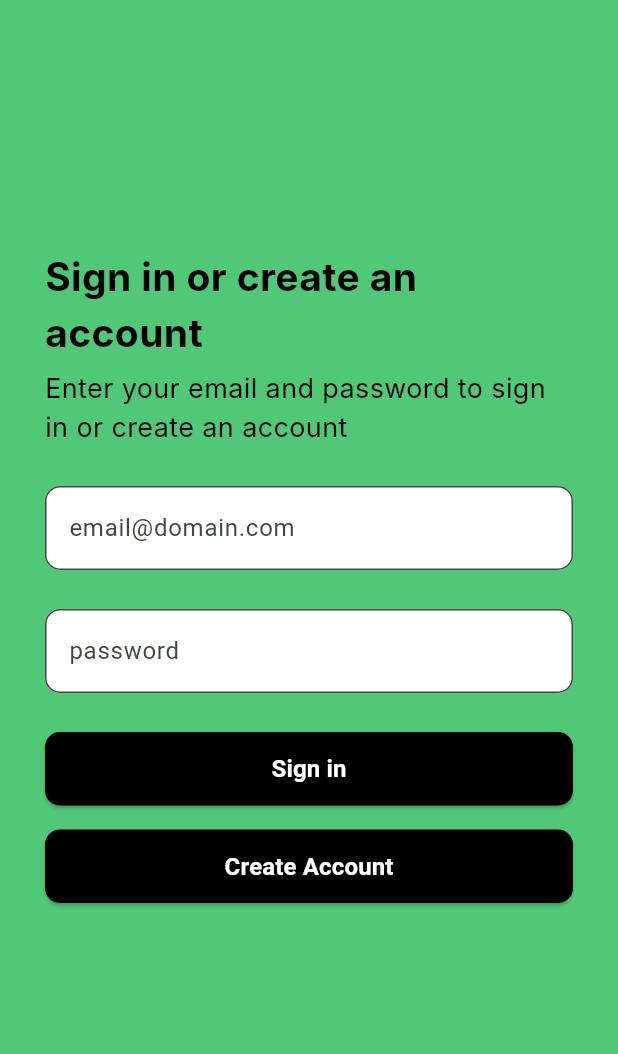
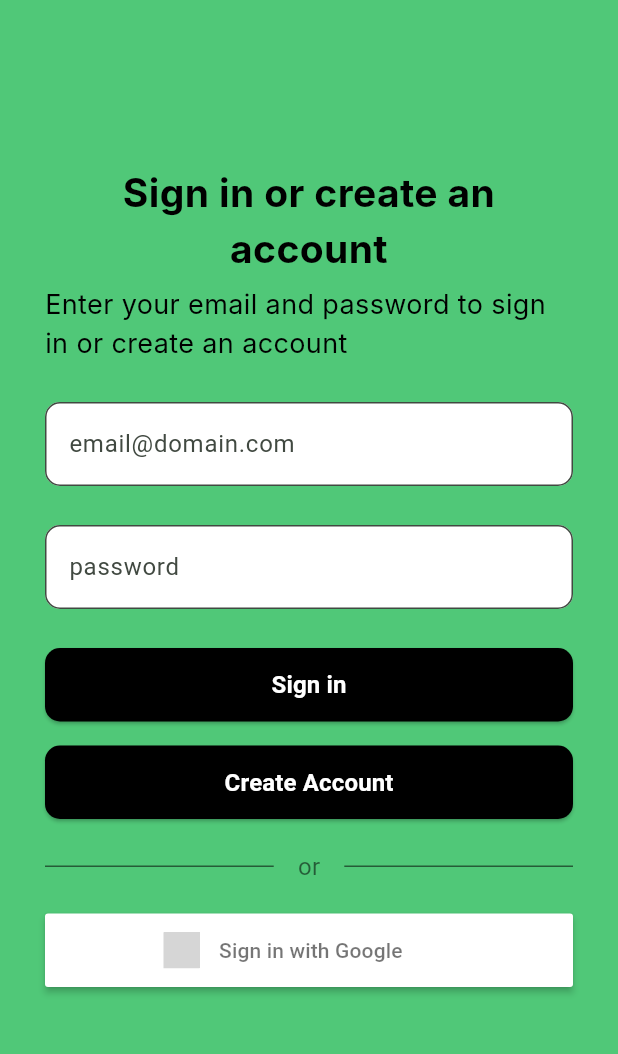
Before and after one commit to ahmedamrou1/RecipeMe, a Flutter app: the screen it shows after launch, after a tap on "Let's Get Started", on a phone screen of 412 x 824 dp, the part 84-1138 px from its top. Run offline on Flutter 3.47's test engine with Material 3 defaults, Android fonts, the phone set to English and light mode, and no system bars; our stand-ins replace firebase_auth, firebase_core, flutter_signin_button, google_sign_in; accounts and stored records are empty; Roboto replaces fonts that are missing (Inter); grey boxes are pictures that could not be loaded.

Commit message:
added sign in with google

```diff
--- a/lib/auth_screen.dart
+++ b/lib/auth_screen.dart
@@ -1,5 +1,11 @@
 import 'package:firebase_auth/firebase_auth.dart';
 import 'package:flutter/material.dart';
+import 'package:google_sign_in/google_sign_in.dart';
+import 'package:flutter_signin_button/flutter_signin_button.dart';
+
+final GoogleSignIn _googleSignIn = GoogleSignIn(
+  clientId: '679604839287-fsgkp1q3seji5k9gltju2vn7hdo8tpcd.apps.googleusercontent.com', // iOS client ID from Google Cloud Console
+);
 
 class LoginPage extends StatefulWidget {
   const LoginPage({super.key});
@@ -61,6 +67,7 @@ class _LoginPageState extends State<LoginPage> {
                     fontSize: 26,
                     color: Colors.black,
                   ),
+                  textAlign: TextAlign.center,
                 ),
                 const SizedBox(height: 6),
                 const Text(
@@ -234,6 +241,82 @@ class _LoginPageState extends State<LoginPage> {
                     ),
                   ),
                 ),
+
+                const SizedBox(height: 20),
+
+                // Horizontal divider with "or" text
+                Row(
+                  children: const [
+                    Expanded(
+                      child: Divider(
+                        thickness: 1,
+                        color: Colors.black54,
+                      ),
+                    ),
+                    Padding(
+                      padding: EdgeInsets.symmetric(horizontal: 16),
+                      child: Text(
+                        'or',
+                        style: TextStyle(
+                          color: Colors.black54,
+                          fontSize: 16,
+                        ),
+                      ),
+                    ),
+                    Expanded(
+                      child: Divider(
+                        thickness: 1,
+                        color: Colors.black54,
+                      ),
+                    ),
+                  ],
+                ),
+
+                const SizedBox(height: 20),
+
+                // Google Sign In button
+                SizedBox(
+                  width: double.infinity,
+                  height: 49,
+                  child: SignInButton(
+                    Buttons.Google,
+                    text: "Sign in with Google",
+                    onPressed: () async {
+                      try {
+                        final GoogleSignInAccount? googleUser = await _googleSignIn.signIn();
+                        if (googleUser == null) return;
+
+                        final GoogleSignInAuthentication googleAuth = await googleUser.authentication;
+                        final credential = GoogleAuthProvider.credential(
+                          accessToken: googleAuth.accessToken,
+                          idToken: googleAuth.idToken,
+                        );
+
+                        await FirebaseAuth.instance.signInWithCredential(credential);
+
+                        if (context.mounted) {
+                          ScaffoldMessenger.of(context).showSnackBar(
+                            const SnackBar(
+                              content: Text('Signed in with Google successfully!'),
+                              backgroundColor: Colors.green,
+                            ),
+                          );
+                          // TODO: Navigate to profile setup
+                        }
+                      } catch (e) {
+                        print(e);
+                        if (context.mounted) {
+                          ScaffoldMessenger.of(context).showSnackBar(
+                            const SnackBar(
+                              content: Text('Failed to sign in with Google'),
+                              backgroundColor: Colors.red,
+                            ),
+                          );
+                        }
+                      }
+                    },
+                  ),
+                ),
               ],
             ),
           ),
--- a/pubspec.yaml
+++ b/pubspec.yaml
@@ -33,6 +33,8 @@ dependencies:
   firebase_core: ^4.1.1
   firebase_auth: ^6.1.0
   cloud_firestore: ^6.0.2
+  google_sign_in: ^6.1.0
+  flutter_signin_button: ^2.1.1
 
   # The following adds the Cupertino Icons font to your application.
   # Use with the CupertinoIcons class for iOS style icons.
```
Also changed, not shown: pubspec.lock, 4 other files.
